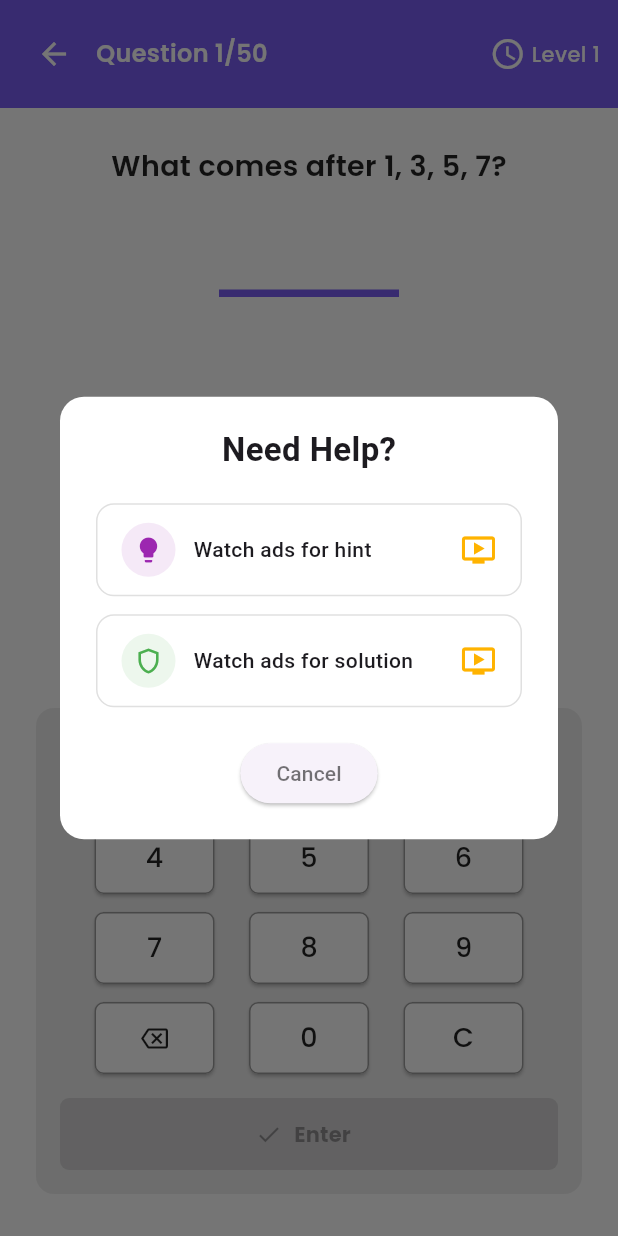
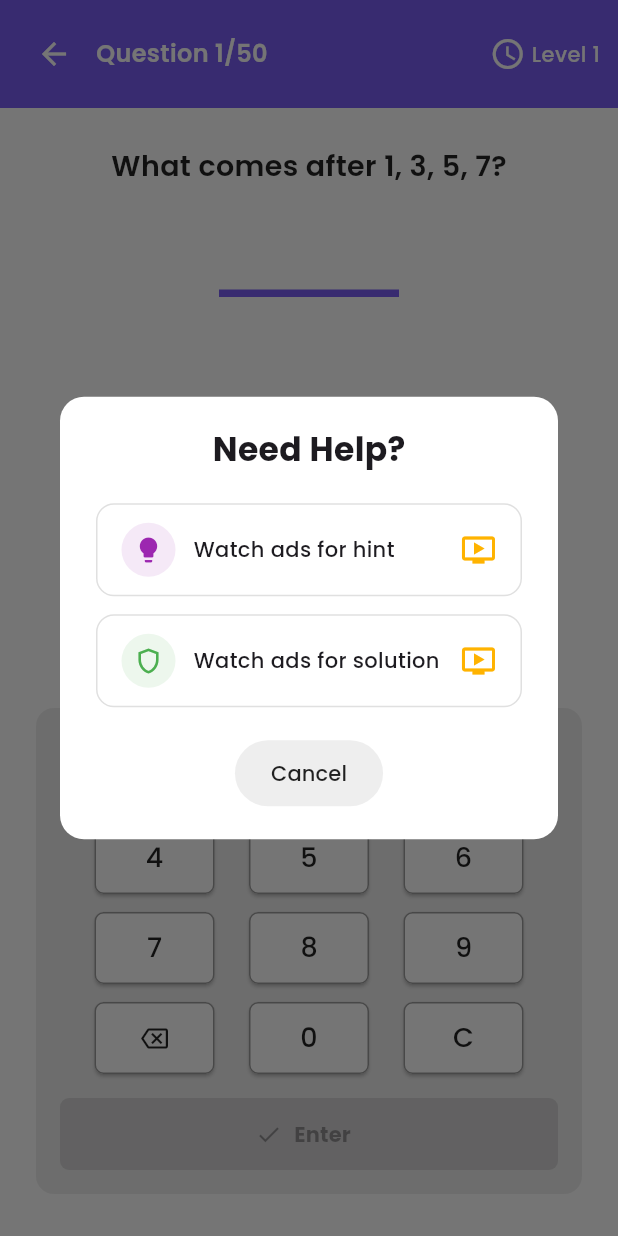
Before and after one commit to Subham29R/math-riddle-app, a Flutter app: the RiddleQuizPage screen opened directly with empty values, after a tap on "Hint", on a phone screen of 412 x 824 dp. Run offline on Flutter 3.47's test engine with Material 3 defaults, Android fonts, the light colour scheme and no system bars; our stand-ins replace confetti, google_fonts, shared_preferences; accounts and stored records are empty.

Commit message:
Dialog has been added and updated

```diff
--- /dev/null
+++ b/lib/dialog/animated_action_button.dart
@@ -0,0 +1,55 @@
+import 'package:flutter/material.dart';
+import 'package:google_fonts/google_fonts.dart';
+
+class AnimatedActionButton extends StatefulWidget {
+  final String text;
+  final VoidCallback onPressed;
+
+  const AnimatedActionButton({
+    super.key,
+    required this.text,
+    required this.onPressed,
+  });
+
+  @override
+  State<AnimatedActionButton> createState() => _AnimatedActionButtonState();
+}
+
+class _AnimatedActionButtonState extends State<AnimatedActionButton> {
+  double _scale = 1.0;
+
+  void _onTapDown(_) {
+    setState(() => _scale = 0.95);
+  }
+
+  void _onTapUp(_) {
+    setState(() => _scale = 1.0);
+  }
+
+  @override
+  Widget build(BuildContext context) {
+    return MouseRegion(
+      cursor: SystemMouseCursors.click,
+      child: GestureDetector(
+        onTapDown: _onTapDown,
+        onTapUp: _onTapUp,
+        onTapCancel: () => setState(() => _scale = 1.0),
+        onTap: widget.onPressed,
+        child: AnimatedScale(
+          scale: _scale,
+          duration: const Duration(milliseconds: 100),
+          child: ElevatedButton(
+            onPressed: widget.onPressed,
+            style: ElevatedButton.styleFrom(
+              padding: const EdgeInsets.symmetric(horizontal: 24, vertical: 12),
+              backgroundColor: Colors.grey.shade200,
+              foregroundColor: Colors.black87,
+              elevation: 0,
+            ),
+            child: Text(widget.text, style: GoogleFonts.poppins()),
+          ),
+        ),
+      ),
+    );
+  }
+}
--- a/lib/hint_options_dialog.dart
+++ b/lib/dialog/hint_options_dialog.dart
@@ -1,13 +1,20 @@
 import 'package:flutter/material.dart';
+import 'package:google_fonts/google_fonts.dart';
+import 'riddle_info_dialog.dart';
+import 'animated_action_button.dart';
 
 class HintOptionsDialog extends StatelessWidget {
   final VoidCallback onHintAd;
   final VoidCallback onSolutionAd;
+  final String hintText;
+  final String solutionText;
 
   const HintOptionsDialog({
     super.key,
     required this.onHintAd,
     required this.onSolutionAd,
+    required this.hintText,
+    required this.solutionText,
   });
 
   @override
@@ -15,15 +22,14 @@
     return Dialog(
       backgroundColor: Colors.white,
       shape: RoundedRectangleBorder(borderRadius: BorderRadius.circular(16)),
-
       child: Padding(
         padding: const EdgeInsets.symmetric(horizontal: 24, vertical: 20),
         child: Column(
           mainAxisSize: MainAxisSize.min,
           children: [
-            const Text(
+            Text(
               "Need Help?",
-              style: TextStyle(
+              style: GoogleFonts.poppins(
                 fontWeight: FontWeight.bold,
                 fontSize: 22,
               ),
@@ -33,19 +39,43 @@
               icon: Icons.lightbulb,
               iconColor: Colors.purple,
               label: "Watch ads for hint",
-              onTap: onHintAd,
+              onTap: () {
+                Navigator.of(context).pop();
+                onHintAd();
+                Future.delayed(const Duration(milliseconds: 150), () {
+                  showDialog(
+                    context: context,
+                    builder:
+                        (_) =>
+                            RiddleInfoDialog(title: "Hint", message: hintText),
+                  );
+                });
+              },
             ),
             const SizedBox(height: 12),
             _buildOptionButton(
               icon: Icons.shield_outlined,
               iconColor: Colors.green,
               label: "Watch ads for solution",
-              onTap: onSolutionAd,
+              onTap: () {
+                Navigator.of(context).pop();
+                onSolutionAd();
+                Future.delayed(const Duration(milliseconds: 150), () {
+                  showDialog(
+                    context: context,
+                    builder:
+                        (_) => RiddleInfoDialog(
+                          title: "Solution",
+                          message: solutionText,
+                        ),
+                  );
+                });
+              },
             ),
             const SizedBox(height: 20),
-            ElevatedButton(
-              onPressed: () => Navigator.pop(context),
-              child: const Text("Cancel", style: TextStyle(color: Colors.black54)),
+            AnimatedActionButton(
+              text: "Cancel",
+              onPressed: () => Navigator.of(context).pop(),
             ),
           ],
         ),
@@ -82,7 +112,7 @@
             Expanded(
               child: Text(
                 label,
-                style: const TextStyle(fontWeight: FontWeight.w500),
+                style: GoogleFonts.poppins(fontWeight: FontWeight.w500),
               ),
             ),
             Icon(Icons.ondemand_video, color: Colors.amber.shade600),
--- /dev/null
+++ b/lib/riddles/riddle_hint_data.dart
@@ -0,0 +1,129 @@
+class RiddleHintData {
+  final String hint;
+  final String solution;
+
+  RiddleHintData({required this.hint, required this.solution});
+}
+
+final List<RiddleHintData> riddleHintList = [
+  RiddleHintData(
+    hint: "It's an odd number sequence.",
+    solution: "The next odd number after 7 is 9.",
+  ),
+  RiddleHintData(
+    hint: "Try forming an equation.",
+    solution: "4 × 6 = 24, and 24 − 6 = 18.",
+  ),
+  RiddleHintData(
+    hint: "Think about zero being included.",
+    solution: "Any number multiplied by 0 is 0.",
+  ),
+  RiddleHintData(
+    hint: "After first subtraction, it's not 25 anymore.",
+    solution: "You can subtract 5 from 25 only once.",
+  ),
+  RiddleHintData(
+    hint: "Let the units digit be x.",
+    solution: "x + (x+3) = 9 → x = 3 → number is 36.",
+  ),
+  RiddleHintData(
+    hint: "Add the number to a related value.",
+    solution: "7+6=13, 11+10=21, 16+15=31.",
+  ),
+  RiddleHintData(
+    hint: "Think visually.",
+    solution: "8 on its side is ∞, half of 8 is 0.",
+  ),
+  RiddleHintData(
+    hint: "Don’t count same people repeatedly.",
+    solution: "2 parents + 5 sons + 3 sisters + 3 babies = 13.",
+  ),
+  RiddleHintData(
+    hint: "These are cubes.",
+    solution: "1³, 2³, 3³, 4³ → 64.",
+  ),
+  RiddleHintData(
+    hint: "Digits are rotating.",
+    solution: "Digits rotate position in sequence.",
+  ),
+  RiddleHintData(
+    hint: "Double kids and double time.",
+    solution: "Eating rate stays same, so 4× more pizzas = 12.",
+  ),
+  RiddleHintData(
+    hint: "Use combination formula.",
+    solution: "7C2 = 21 handshakes.",
+  ),
+  RiddleHintData(
+    hint: "Add increasing differences.",
+    solution: "Add 6, 9, 13 → next is +7 → 36.",
+  ),
+  RiddleHintData(
+    hint: "Try squaring the first number and adding the second.",
+    solution: "5² + 1 = 25 + 1 = 26, so the answer is 26.",
+  ),
+  RiddleHintData(
+    hint: "Fibonacci sequence.",
+    solution: "5 + 3 = 8.",
+  ),
+  RiddleHintData(
+    hint: "Try small numbers.",
+    solution: "Only 0 satisfies 3x ≤ 2x.",
+  ),
+  RiddleHintData(
+    hint: "Think about spelling.",
+    solution: "1 + G = Gone.",
+  ),
+  RiddleHintData(
+    hint: "Count all appearances of 9.",
+    solution: "10 times in tens place + 10 in ones = 20.",
+  ),
+  RiddleHintData(
+    hint: "Look at differences.",
+    solution: "Differences are 11, 24, then 44 → next = 36 + 44 = 80.",
+  ),
+  RiddleHintData(
+    hint: "Factorials in reverse.",
+    solution: "5! = 120, 4! = 24, 3! = 6...",
+  ),
+  RiddleHintData(
+    hint: "Cubes of odd numbers.",
+    solution: "1³, 3³, 5³, 7³ = 343.",
+  ),
+  RiddleHintData(
+    hint: "Try reversing and transforming.",
+    solution: "Custom pattern; may involve reverse + square logic.",
+  ),
+  RiddleHintData(
+    hint: "Might not follow previous pattern.",
+    solution: "May use a different transformation logic.",
+  ),
+  RiddleHintData(
+    hint: "Repeated logic.",
+    solution: "Pattern is possibly a×b + a + b → 5×1 + 5 + 1 = 11 (but answer is 26).",
+  ),
+  RiddleHintData(
+    hint: "Use square roots.",
+    solution: "Count how many digits are perfect squares apart.",
+  ),
+  RiddleHintData(
+    hint: "Try assigning variables.",
+    solution: "1,6,9,4 satisfy all conditions.",
+  ),
+  RiddleHintData(
+    hint: "All are prime numbers.",
+    solution: "Next prime in series is 67.",
+  ),
+  RiddleHintData(
+    hint: "Make an equation.",
+    solution: "4×6 + 6 = 30.",
+  ),
+  RiddleHintData(
+    hint: "Check ratio or difference.",
+    solution: "May use custom pattern, not clear formula.",
+  ),
+  RiddleHintData(
+    hint: "Cube numbers in descending order.",
+    solution: "7³, 5³, 3³, 1³ → 125 in the middle.",
+  ),
+];
--- a/lib/riddles/riddle_quiz_page.dart
+++ b/lib/riddles/riddle_quiz_page.dart
@@ -4,7 +4,8 @@
 import 'riddle_data.dart';
 import 'riddle_success_page.dart';
 import 'math_champion_screen.dart';
-import 'package:quiz_app/hint_options_dialog.dart';
+import 'package:quiz_app/dialog/hint_options_dialog.dart';
+import 'riddle_hint_data.dart';
 
 class RiddleQuizPage extends StatefulWidget {
   final int startIndex;
@@ -153,6 +154,9 @@
                         onSolutionAd: () {
                           print("Solution ad triggered");
                         },
+                        hintText: riddleHintList[widget.startIndex].hint,
+                        solutionText:
+                            riddleHintList[widget.startIndex].solution,
                       ),
                 );
               },
```
Also changed, not shown: lib/dialog/riddle_info_dialog.dart (added, +48 -0 lines).
